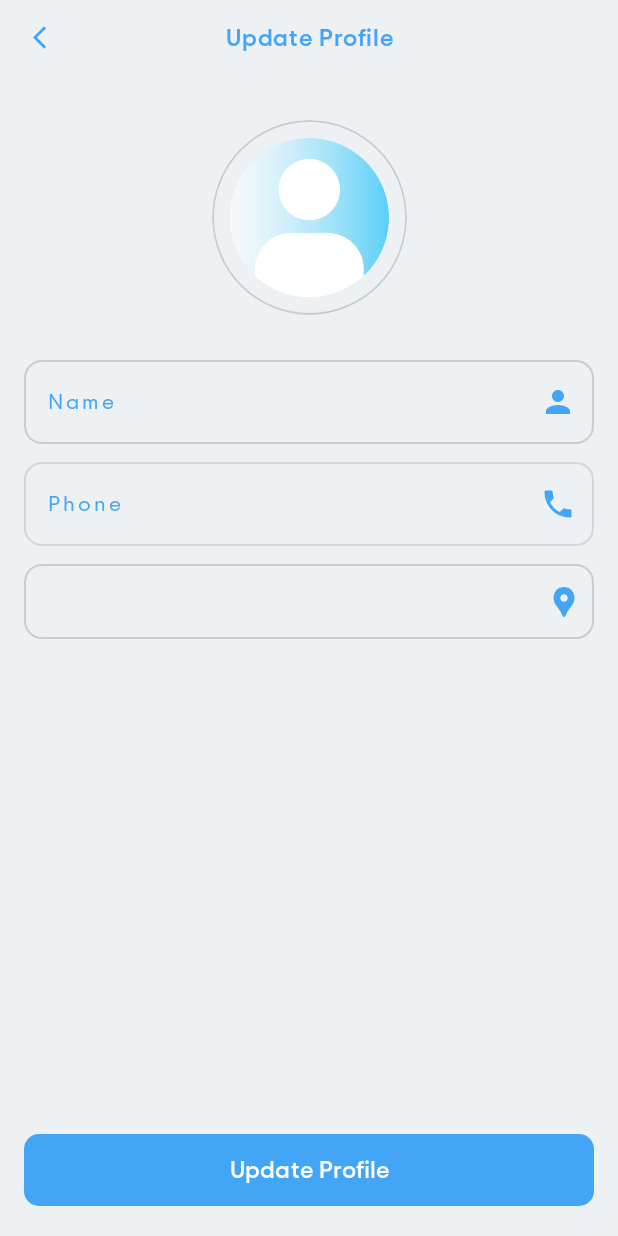
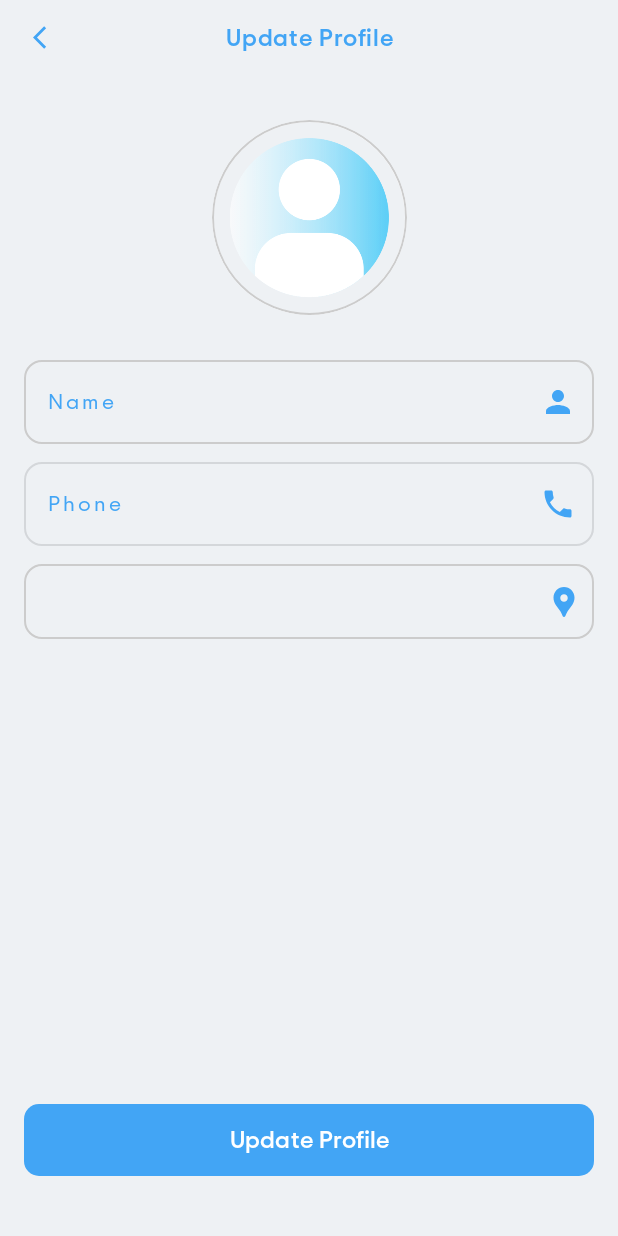
Before and after one commit to TanveerAhmed606050/PSRAndroid, an Android app built with Jetpack Compose: the @Preview function PreviewAddProfileScreen, on a phone screen of 412 x 824 dp. Run offline under Robolectric (Android 15) with nearby library versions, the phone set to English and light mode, and no system bars; libraries missing offline, so code that uses them is left out: es.dmoral.toasty; pictures from the network do not load.

Commit message:
Some Design Improvments

```diff
--- a/app/src/main/java/com/example/psrandroid/ui/screen/profile/MyProfileScreen.kt
+++ b/app/src/main/java/com/example/psrandroid/ui/screen/profile/MyProfileScreen.kt
@@ -65,6 +65,7 @@ import com.example.psrandroid.ui.theme.AppBG
 import com.example.psrandroid.ui.theme.DarkBlue
 import com.example.psrandroid.ui.theme.LightBlue
 import com.example.psrandroid.ui.theme.regularFont
+import com.example.psrandroid.utils.Constant
 import com.example.psrandroid.utils.LogoutSession
 import com.example.psrandroid.utils.Utils.convertImageFileToBase64
 import com.example.psrandroid.utils.Utils.isRtlLocale
@@ -212,7 +213,7 @@ fun MyProfileScreen(
             Spacer(modifier = Modifier.padding(top = 20.dp))
             Row(verticalAlignment = Alignment.CenterVertically) {
                 Box {
-                    MyAsyncImage(imageUrl = profilePic, 50.dp, true)
+                    MyAsyncImage(imageUrl = Constant.MEDIA_BASE_URL+profilePic, 50.dp, true)
                     Surface(
                         color = DarkBlue,
                         shape = CircleShape,
--- a/app/src/main/java/com/example/psrandroid/ui/screen/profile/UpdateProfileScreen.kt
+++ b/app/src/main/java/com/example/psrandroid/ui/screen/profile/UpdateProfileScreen.kt
@@ -295,7 +295,7 @@ fun UpdateProfileScreen(
                         .fillMaxHeight()
                         .wrapContentHeight(Alignment.Bottom)
                 ) {
-                    AppButton(modifier = Modifier,
+                    AppButton(modifier = Modifier.padding(bottom = 20.dp),
                         text = stringResource(id = R.string.update_profile),
                         onButtonClick = { updateButtonClick() })
                 }
--- a/app/src/main/res/drawable/ic_photo_24.xml
+++ b/app/src/main/res/drawable/ic_photo_24.xml
@@ -1,5 +1,5 @@
 <vector xmlns:android="http://schemas.android.com/apk/res/android" android:height="24dp" android:tint="#000000" android:viewportHeight="24" android:viewportWidth="24" android:width="24dp">
 
-    <path android:fillColor="@android:color/white" android:pathData="M19,7v2.99s-1.99,0.01 -2,0L17,7h-3s0.01,-1.99 0,-2h3L17,2h2v3h3v2h-3zM16,11L16,8h-3L13,5L5,5c-1.1,0 -2,0.9 -2,2v12c0,1.1 0.9,2 2,2h12c1.1,0 2,-0.9 2,-2v-8h-3zM5,19l3,-4 2,3 3,-4 4,5L5,19z"/>
+    <path android:fillColor="@android:color/black" android:pathData="M19,7v2.99s-1.99,0.01 -2,0L17,7h-3s0.01,-1.99 0,-2h3L17,2h2v3h3v2h-3zM16,11L16,8h-3L13,5L5,5c-1.1,0 -2,0.9 -2,2v12c0,1.1 0.9,2 2,2h12c1.1,0 2,-0.9 2,-2v-8h-3zM5,19l3,-4 2,3 3,-4 4,5L5,19z"/>
 
 </vector>
```
Also changed, not shown: app/src/main/res/drawable/demo_scrap.png, app/src/main/res/drawable/gallery.png (added).
